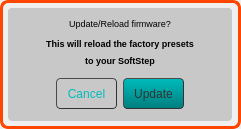
Qt form standalone/ezpz/forms/updatefwformWin.ui (Muse-Kinetics/softstep_editor) before a commit.
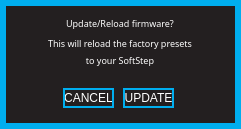
The same form after that commit.

Commit message: Ported all the ezpz .ui forms to windows. Fixed all font sizes as well as  label placement/size in a few places to make windows match mac layout.

Patch:
```diff
--- a/standalone/ezpz/forms/updatefwformWin.ui
+++ b/standalone/ezpz/forms/updatefwformWin.ui
@@ -13,6 +13,111 @@
   <property name="windowTitle">
    <string>Form</string>
   </property>
+  <property name="styleSheet">
+   <string notr="true">QWidget
+{
+	background:		rgba(35,31,32,255);
+	border: 6px solid rgba(0,174,239,255);
+}  
+
+QWidget:hover
+{
+	/*border:				3px solid rgb(0, 126, 126)*/
+}        
+
+/* ---------- QLabels ------------*/
+QLabel
+{
+	background:		rgba(0,0,0,0);
+	color: 				white;
+	font: 7pt &quot;Futura&quot;;
+	border:				none;
+}
+
+QLabel:hover
+{
+	border:				none;
+}  
+
+/* ---------- QSpinBox ------------*/
+QSpinBox
+{
+	font: 7pt &quot;Futura&quot;;
+	border: 2px solid rgb(0,174,239);
+	background-color: rgba(0, 0, 0, 255);
+	color: white;
+	padding:0, 3, 0, 0;
+}
+
+QSpinBox::focus
+{
+	border: none;
+	outline: none;
+}
+
+/* ---------- QLineEdit ------------*/
+QLineEdit
+{
+	font: 7pt &quot;Futura&quot;;
+	background: rgba(0,174,239,0);
+	border: 2px solid rgba(0,174,239,255);
+	border-radius: 0px;
+	color: white;
+	padding-left: 2px;
+	padding-bottom: 2px;
+}
+
+QLineEdit:focus
+{
+	font: 7pt &quot;Futura&quot;;
+	background: rgba(0,174,239,0);
+	border: 2px solid white;
+	border-radius: 0px;
+	color: white;
+	padding-left: 2px;
+	padding-bottom: 2px;
+}
+
+/* ---------- QCheckBox ------------*/
+QCheckBox
+{
+	font: 7pt &quot;Futura&quot;;
+	background:rgba(0,174,239,0);
+	color: white;
+	padding:0, 3, 0, 0;
+	border: none;
+}
+
+QCheckBox:focus
+{
+	background:rgba(0,174,239,0);
+}
+
+
+/* ------- QStackedWidget ---------*/
+QStackedWidget
+{
+border-top: 1px solid white;
+background: black;
+}
+
+/*---------- QPushButton ---------*/
+QPushButton
+{
+	border: 2px solid rgba(0,174,239,255);
+	font: 7pt &quot;Futura&quot;;
+	color: white;
+}
+
+QPushButton:pressed
+{
+	border: 2px solid white;
+	font: 7pt &quot;Futura&quot;;
+	background: rgba(0,174,239,255);
+	color: white;
+}
+</string>
+  </property>
   <widget class="QFrame" name="warningFrame">
    <property name="geometry">
     <rect>
@@ -22,20 +127,16 @@
      <height>129</height>
     </rect>
    </property>
+   <property name="font">
+    <font>
+     <pointsize>7</pointsize>
+    </font>
+   </property>
+   <property name="focusPolicy">
+    <enum>Qt::NoFocus</enum>
+   </property>
    <property name="styleSheet">
-    <string notr="true">QFrame {
-		background-color: qlineargradient(spread: pan, 
-															x1:0, y1:0, x2:1, y2:1, 
-															stop:0 rgba(100,100, 100, 255), 
-															stop:0.5 rgba(70, 70,70, 255),
-															stop:1 rgba(100,100,100, 255)
-															);
-	border-bottom-left-radius:8.0;
-	border-bottom-right-radius:8.0;
-	border-top-left-radius:8.0;
-	border-top-right-radius:8.0;
-	border: 3px solid rgb(255, 70, 0);
-}</string>
+    <string notr="true"/>
    </property>
    <property name="frameShape">
     <enum>QFrame::StyledPanel</enum>
@@ -52,9 +153,17 @@
       <height>113</height>
      </rect>
     </property>
+    <property name="font">
+     <font>
+      <pointsize>7</pointsize>
+     </font>
+    </property>
+    <property name="focusPolicy">
+     <enum>Qt::NoFocus</enum>
+    </property>
     <property name="styleSheet">
      <string notr="true">QFrame {
-	background:rgba(200, 200, 200, 255);
+	background:rgba(200, 200, 200, 0);
 	border-bottom-left-radius:4.0;
 	border-bottom-right-radius:4.0;
 	border-top-left-radius:4.0;
@@ -75,29 +184,16 @@
      <property name="geometry">
       <rect>
        <x>115</x>
-       <y>70</y>
-       <width>61</width>
-       <height>31</height>
+       <y>80</y>
+       <width>51</width>
+       <height>20</height>
       </rect>
      </property>
      <property name="styleSheet">
-      <string notr="true">QPushButton {
-	font-family: &quot;Arial&quot;;
-	font-size: 12px;
-	background-color: qlineargradient(spread:repeat, x1:1, y1:0, x2:1, y2:1, stop:1 rgb(0, 126, 126), stop:0 rgb(0, 187, 187));
-	border-style: outset;
-	border-radius: 4.0;
-	border-width: 1px;
-	border-color: rgb(50, 50, 50);
-	color: rgba(50,50,50);
-}
-
-QPushButton:pressed {
-	background-color: qlineargradient(spread:repeat, x1:1, y1:0, x2:1, y2:1, stop:0 rgb(0, 126, 126), stop:1 rgb(0, 187, 187));
-}</string>
+      <string notr="true"/>
      </property>
      <property name="text">
-      <string>Update</string>
+      <string>UPDATE</string>
      </property>
     </widget>
     <widget class="QLabel" name="label_3">
@@ -111,7 +207,7 @@
      </property>
      <property name="font">
       <font>
-       <family>Arial</family>
+       <family>Futura</family>
        <pointsize>7</pointsize>
        <weight>50</weight>
        <italic>false</italic>
@@ -132,37 +228,17 @@
     <widget class="QPushButton" name="cancel">
      <property name="geometry">
       <rect>
-       <x>48</x>
-       <y>70</y>
-       <width>61</width>
-       <height>31</height>
+       <x>55</x>
+       <y>80</y>
+       <width>51</width>
+       <height>20</height>
       </rect>
      </property>
      <property name="styleSheet">
-      <string notr="true">QPushButton {
-	font-family: &quot;Arial&quot;;
-	font-size: 12px;
-			background-color: qlineargradient(spread: pan, 
-															x1:1, y1:0, x2:1, y2:1, 
-															stop:1 rgba(50,50, 50, 255), 
-															stop:0 rgba(120,120,120, 255)
-															);
-	border-style: outset;
-	border-radius: 4.0;
-	border-width: 1px;
-	border-color: rgb(50, 50, 50);
-	color: rgb(0, 187, 187)
-}
-
-QPushButton:pressed {
-			background-color: qlineargradient(spread: pan, 
-															x1:1, y1:0, x2:1, y2:1, 
-															stop:0 rgba(50,50, 50, 255), 
-															stop:1 rgba(120,120,120, 255)
-															);}</string>
+      <string notr="true"/>
      </property>
      <property name="text">
-      <string>Cancel</string>
+      <string>CANCEL</string>
      </property>
     </widget>
     <widget class="QLabel" name="label_4">
@@ -176,11 +252,11 @@
      </property>
      <property name="font">
       <font>
-       <family>Arial</family>
+       <family>Futura</family>
        <pointsize>7</pointsize>
-       <weight>75</weight>
+       <weight>50</weight>
        <italic>false</italic>
-       <bold>true</bold>
+       <bold>false</bold>
       </font>
      </property>
      <property name="styleSheet">
@@ -205,11 +281,11 @@
      </property>
      <property name="font">
       <font>
-       <family>Arial</family>
+       <family>Futura</family>
        <pointsize>7</pointsize>
-       <weight>75</weight>
+       <weight>50</weight>
        <italic>false</italic>
-       <bold>true</bold>
+       <bold>false</bold>
       </font>
      </property>
      <property name="styleSheet">
```
Left out of the diff: 23 changed lines with no effect on the pictures. The commit also changes 7 other files.
